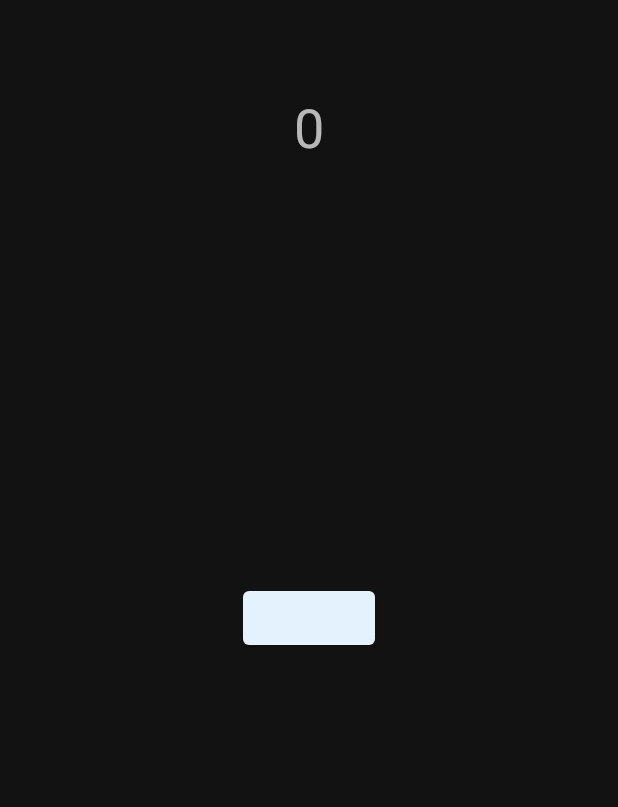
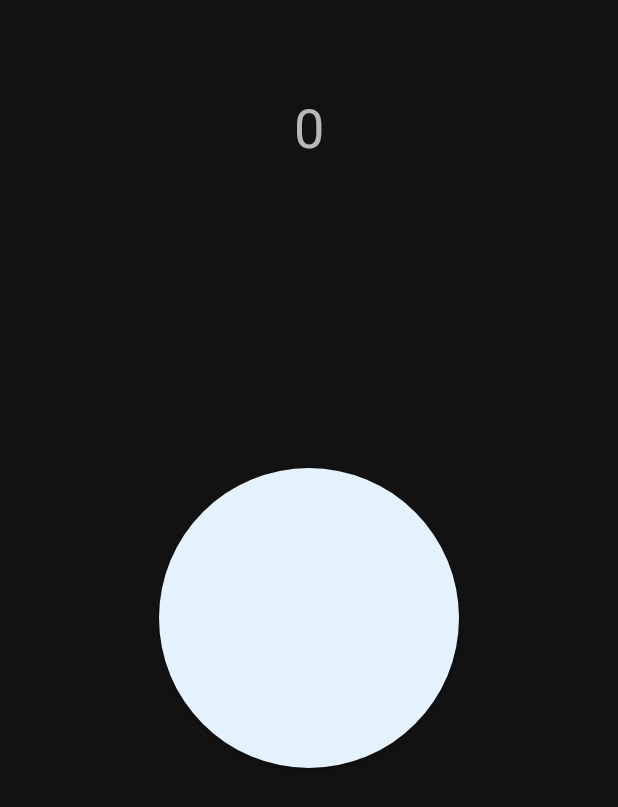
Before and after one commit to shoheih/workout, an Android app: the screen it shows after launch (MainActivity), on a phone screen of 412 x 824 dp. Shown: the top 807 px of the screen. Run offline under Robolectric (Android 15) with nearby library versions, the phone set to English and light mode, and no system bars; our stand-ins replace data binding.

Commit message:
change btn form

```diff
--- a/app/src/main/java/net/min/workout/view/main/MainFragment.kt
+++ b/app/src/main/java/net/min/workout/view/main/MainFragment.kt
@@ -44,6 +44,7 @@ class MainFragment : Fragment() {
 
         viewModel.initParameters()
 
+        button.setBackgroundResource(R.drawable.btn_circle_form)
         button.setOnClickListener {
             viewModel.countUp()
         }
--- /dev/null
+++ b/app/src/main/res/drawable/btn_circle_form.xml
@@ -0,0 +1,10 @@
+<?xml version="1.0" encoding="utf-8"?>
+<shape xmlns:android="http://schemas.android.com/apk/res/android" android:shape="oval">
+
+    <size
+        android:width="150dp"
+        android:height="150dp"/>
+
+    <solid android:color="@color/colorPrimary" />
+
+</shape>
--- a/app/src/main/res/layout/fragment_main.xml
+++ b/app/src/main/res/layout/fragment_main.xml
@@ -23,10 +23,11 @@
                 android:layout_marginTop="60dp" app:layout_constraintTop_toTopOf="parent"
                 android:text="@{viewmodel.displayNum}"/>
         <Button
-                android:layout_width="wrap_content"
-                android:layout_height="wrap_content" android:id="@+id/button"
+                android:layout_width="200dp"
+                android:layout_height="200dp" android:id="@+id/button"
                 app:layout_constraintStart_toStartOf="parent" android:layout_marginStart="8dp"
-                app:layout_constraintEnd_toEndOf="parent" android:layout_marginEnd="8dp" android:layout_marginBottom="8dp"
+                app:layout_constraintEnd_toEndOf="parent" android:layout_marginEnd="8dp"
+                android:layout_marginBottom="8dp"
                 app:layout_constraintBottom_toBottomOf="parent" android:layout_marginTop="8dp"
                 app:layout_constraintTop_toTopOf="parent"/>
     </android.support.constraint.ConstraintLayout>
```
